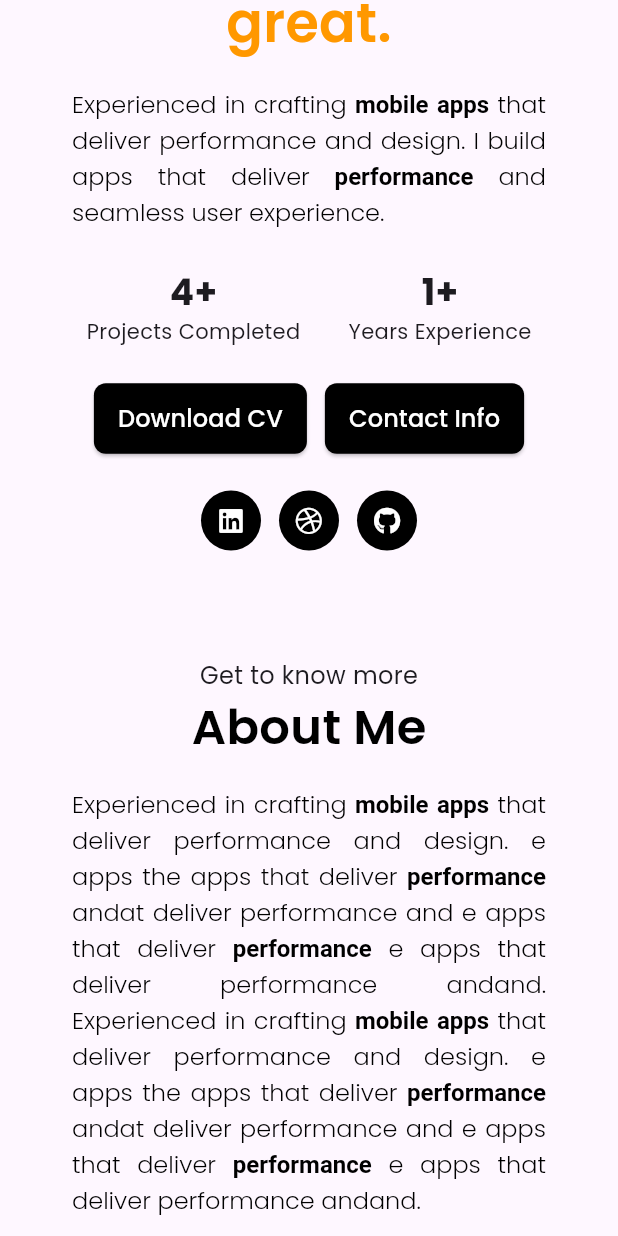
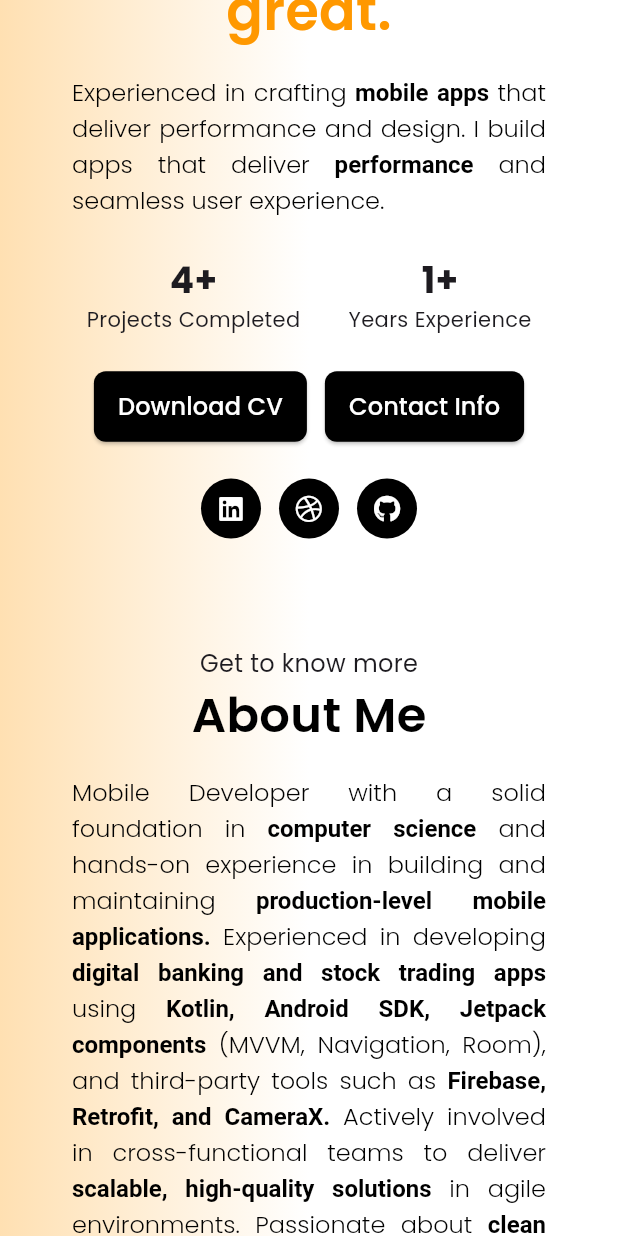
Before and after one commit to woosekie/flutter-portofolio, a Flutter app: the screen it shows after launch, scrolled down 576 dp, after a tap on "Download CV", on a phone screen of 412 x 824 dp. Run offline on Flutter 3.47's test engine with Material 3 defaults, Android fonts, the phone set to English and light mode, and no system bars; our stand-ins replace animate_do, font_awesome_flutter, get, google_fonts, simple_icons, visibility_detector; missing offline and left inert: dart:html.

Commit message:
update the profile

```diff
--- a/lib/pages/home_page.dart
+++ b/lib/pages/home_page.dart
@@ -8,6 +8,9 @@ import 'package:my_portofolio_flutter/widgets/header_section.dart';
 import 'package:my_portofolio_flutter/widgets/project_section.dart';
 import '../controllers/home_controller.dart';
 import 'package:google_fonts/google_fonts.dart';
+import 'package:animate_do/animate_do.dart';
+
+import 'package:visibility_detector/visibility_detector.dart';
 
 class HomePage extends GetView<HomeController> {
   const HomePage({super.key});
@@ -15,29 +18,90 @@ class HomePage extends GetView<HomeController> {
   @override
   Widget build(BuildContext context) {
     return Scaffold(
-      body: SingleChildScrollView(
+      body: Container(
+        decoration: const BoxDecoration(
+          gradient: LinearGradient(
+  colors: [
+    Color(0xFFFFFFFF), // white
+    Color(0xFFFFE0B2), // light orange (Material Orange 100)
+  ],
+  begin: Alignment.topCenter,
+  end: Alignment.topLeft,
+)
+
+        ),
+        child: SingleChildScrollView(
           controller: controller.scrollController,
           child: Column(
             children: [
               const HeaderSection(),
-            const Divider(color: Colors.black12, thickness: 1, height: 8),
-            BodySection(),
-            AboutSection(key: controller.aboutKey),
-            ExperienceSection(key: controller.experienceKey),
-            ProjectSection(key: controller.projectKey),
-            ContactSection(key: controller.contactKey),
+              // const Divider(color: Colors.black12, thickness: 1, height: 8),
+              FadeInUp(child: BodySection()),
+              FadeOnScroll(child: AboutSection(key: controller.aboutKey)),
+              FadeOnScroll(
+                  child: ExperienceSection(key: controller.experienceKey)),
+              FadeOnScroll(child: ProjectSection(key: controller.projectKey)),
+              FadeOnScroll(child: ContactSection(key: controller.contactKey)),
               Padding(
                 padding: const EdgeInsets.only(bottom: 24),
                 child: Text(
-                'managed by rizky',
-                style: GoogleFonts.pacifico(
-                  fontSize: 14,
-                ),
+                  'managed by nanda',
+                  style: GoogleFonts.pacifico(fontSize: 14),
                 ),
               ),
             ],
           ),
         ),
+      ),
     );
   }
 }
+
+class FadeOnScroll extends StatefulWidget {
+  final Widget child;
+
+  const FadeOnScroll({super.key, required this.child});
+
+  @override
+  State<FadeOnScroll> createState() => _FadeOnScrollState();
+}
+
+class _FadeOnScrollState extends State<FadeOnScroll>
+    with SingleTickerProviderStateMixin {
+  bool _visible = false;
+  late final AnimationController _controller;
+  late final Animation<double> _animation;
+
+  @override
+  void initState() {
+    super.initState();
+    _controller =
+        AnimationController(vsync: this, duration: Duration(milliseconds: 600));
+    _animation = CurvedAnimation(parent: _controller, curve: Curves.easeOut);
+  }
+
+  @override
+  void dispose() {
+    _controller.dispose();
+    super.dispose();
+  }
+
+  void _onVisibilityChanged(VisibilityInfo info) {
+    if (info.visibleFraction > 0.2 && !_visible) {
+      _controller.forward();
+      _visible = true;
+    }
+  }
+
+  @override
+  Widget build(BuildContext context) {
+    return VisibilityDetector(
+      key: widget.key ?? UniqueKey(),
+      onVisibilityChanged: _onVisibilityChanged,
+      child: FadeTransition(
+        opacity: _animation,
+        child: widget.child,
+      ),
+    );
+  }
+}
--- a/lib/widgets/about_section.dart
+++ b/lib/widgets/about_section.dart
@@ -3,7 +3,6 @@ import 'package:google_fonts/google_fonts.dart';
 
 class AboutSection extends StatelessWidget {
   const AboutSection({super.key});
-
 
   @override
   Widget build(BuildContext context) {
@@ -34,45 +33,66 @@ class AboutSection extends StatelessWidget {
                 color: Colors.black,
                 fontWeight: FontWeight.w300,
               ),
-               children: [
-                 const TextSpan(text: 'Experienced in crafting '),
+              children: const [
                 TextSpan(
-                   text: 'mobile apps ',
-                   style: const TextStyle(fontWeight: FontWeight.bold),
+                    text: 'Mobile Developer with a solid foundation in '),
+                TextSpan(
+                  text: 'computer science',
+                  style: TextStyle(fontWeight: FontWeight.bold),
                 ),
-                 const TextSpan(text: 'that deliver performance and design. '),
-                 const TextSpan(text: 'e apps the apps that deliver '),
                 TextSpan(
-                   text: 'performance',
-                   style: const TextStyle(fontWeight: FontWeight.bold),
+                    text:
+                        ' and hands-on experience in building and maintaining '),
+                TextSpan(
+                  text: 'production-level mobile applications.',
+                  style: TextStyle(fontWeight: FontWeight.bold),
                 ),
-                 const TextSpan(text: ' andat deliver performance and e apps that deliver '),
+                TextSpan(text: ' Experienced in developing '),
                 TextSpan(
-                   text: 'performance',
-                   style: const TextStyle(fontWeight: FontWeight.bold),
+                  text: 'digital banking and stock trading apps',
+                  style: TextStyle(fontWeight: FontWeight.bold),
                 ),
-                 const TextSpan(text: ' e apps that deliver performance andand. '),
-                 const TextSpan(text: 'Experienced in crafting '),
+                TextSpan(text: ' using '),
                 TextSpan(
-                   text: 'mobile apps ',
-                   style: const TextStyle(fontWeight: FontWeight.bold),
+                  text: 'Kotlin, Android SDK, Jetpack components',
+                  style: TextStyle(fontWeight: FontWeight.bold),
                 ),
-                 const TextSpan(text: 'that deliver performance and design. e apps the apps that deliver '),
                 TextSpan(
-                   text: 'performance',
-                   style: const TextStyle(fontWeight: FontWeight.bold),
+                    text:
+                        ' (MVVM, Navigation, Room), and third-party tools such as '),
+                TextSpan(
+                  text: 'Firebase, Retrofit, and CameraX.',
+                  style: TextStyle(fontWeight: FontWeight.bold),
                 ),
-                 const TextSpan(text: ' andat deliver performance and e apps that deliver '),
                 TextSpan(
-                   text: 'performance',
-                   style: const TextStyle(fontWeight: FontWeight.bold),
+                    text:
+                        ' Actively involved in cross-functional teams to deliver '),
+                TextSpan(
+                  text: 'scalable, high-quality solutions',
+                  style: TextStyle(fontWeight: FontWeight.bold),
                 ),
-                 const TextSpan(text: ' e apps that deliver performance andand.'),
+                TextSpan(
+                    text: ' in agile environments. Passionate about '),
+                TextSpan(
+                  text: 'clean architecture, performance optimization,',
+                  style: TextStyle(fontWeight: FontWeight.bold),
+                ),
+                TextSpan(
+                    text:
+                        ' and continuous learning in mobile technologies. Eager to contribute to '),
+                TextSpan(
+                  text: 'impactful projects',
+                  style: TextStyle(fontWeight: FontWeight.bold),
+                ),
+                TextSpan(text: ' and grow within a '),
+                TextSpan(
+                  text: 'dynamic engineering team.',
+                  style: TextStyle(fontWeight: FontWeight.bold),
+                ),
               ],
             ),
           ),
           const SizedBox(height: 24),
-
         ],
       ),
     );
--- a/lib/widgets/body_section.dart
+++ b/lib/widgets/body_section.dart
@@ -3,15 +3,8 @@ import 'package:get/instance_manager.dart';
 import 'package:google_fonts/google_fonts.dart';
 import 'package:font_awesome_flutter/font_awesome_flutter.dart';
 import 'package:my_portofolio_flutter/controllers/home_controller.dart';
-import 'package:flutter/services.dart' show rootBundle;
-import 'package:path_provider/path_provider.dart';
-import 'package:share_plus/share_plus.dart';
-import 'dart:io';
 import 'dart:html' as html;
 import 'package:flutter/foundation.dart'; // For kIsWeb
-import 'package:flutter/material.dart';
-import 'package:google_fonts/google_fonts.dart';
-import 'package:font_awesome_flutter/font_awesome_flutter.dart';
 import 'package:url_launcher/url_launcher.dart';
 
 class BodySection extends StatelessWidget {
@@ -28,9 +21,9 @@ class BodySection extends StatelessWidget {
           ? Column(
               crossAxisAlignment: CrossAxisAlignment.center,
               children: [
-                CircleAvatar(
+                const CircleAvatar(
                   radius: 100,
-                  backgroundImage: AssetImage('assets/your_photo.jpg'),
+                  backgroundImage: AssetImage('assets/your_photo.png'),
                 ),
                 const SizedBox(height: 24),
                 buildTextSection(context, isMobile),
@@ -47,9 +40,27 @@ class BodySection extends StatelessWidget {
                 Expanded(
                   flex: 1,
                   child: Center(
-                    child: CircleAvatar(
-                      radius: 140,
-                      backgroundImage: AssetImage('assets/your_photo.jpg'),
+                    child: Padding(
+                      padding: const EdgeInsets.only(top: 16.0),
+                      child: ClipRRect(
+                        borderRadius: BorderRadius.all(Radius.circular(24)),
+                        child: SizedBox(
+
+                          child: Card(
+                            elevation: 4,
+                            shape: RoundedRectangleBorder(
+                              borderRadius: BorderRadius.all(Radius.circular(24)),
+                            ),
+                            child: ClipRRect(
+                              borderRadius: BorderRadius.all(Radius.circular(24)),
+                              child: Image.asset(
+                                'assets/your_photo.png',
+                                fit: BoxFit.cover,
+                              ),
+                            ),
+                          ),
+                        ),
+                      ),
                     ),
                   ),
                 ),
@@ -106,17 +117,17 @@ class BodySection extends StatelessWidget {
                 color: Colors.black,
                 fontWeight: FontWeight.w300,
               ),
-              children: [
-                const TextSpan(text: 'Experienced in crafting '),
-                const TextSpan(
+              children: const [
+                TextSpan(text: 'Experienced in crafting '),
+                TextSpan(
                     text: 'mobile apps ',
                     style: TextStyle(fontWeight: FontWeight.bold)),
-                const TextSpan(text: 'that deliver performance and design. '),
-                const TextSpan(text: 'I build apps that deliver '),
-                const TextSpan(
+                TextSpan(text: 'that deliver performance and design. '),
+                TextSpan(text: 'I build apps that deliver '),
+                TextSpan(
                     text: 'performance ',
                     style: TextStyle(fontWeight: FontWeight.bold)),
-                const TextSpan(text: 'and seamless user experience.'),
+                TextSpan(text: 'and seamless user experience.'),
               ],
             ),
           ),
@@ -241,7 +252,7 @@ class BodySection extends StatelessWidget {
 }
 
 void downloadFileWeb() {
-  const url = 'assets/your_photo.jpg';
+  const url = 'assets/your_photo.png';
   // ignore: unused_local_variable
   final anchor = html.AnchorElement(href: url)
     ..setAttribute('download', 'cv.pdf')
--- a/lib/widgets/experience_section.dart
+++ b/lib/widgets/experience_section.dart
@@ -3,7 +3,7 @@ import 'package:google_fonts/google_fonts.dart';
 import 'package:simple_icons/simple_icons.dart';
 
 class ExperienceSection extends StatelessWidget {
-    ExperienceSection({super.key});
+  ExperienceSection({super.key});
 
   final List<ExperienceItem> experiences = [
     ExperienceItem(
@@ -36,8 +36,9 @@ class ExperienceSection extends StatelessWidget {
     Technology(name: 'Firebase', icon: SimpleIcons.firebase),
     Technology(name: 'Git', icon: SimpleIcons.git),
     Technology(name: 'Figma', icon: SimpleIcons.figma),
+    Technology(name: 'Postman', icon: SimpleIcons.postman),
+    Technology(name: 'JSON', icon: SimpleIcons.json),
   ];
-
 
   @override
   Widget build(BuildContext context) {
@@ -72,7 +73,7 @@ class ExperienceSection extends StatelessWidget {
                   ],
                 )
               : Row(
-                crossAxisAlignment: CrossAxisAlignment.start,
+                  crossAxisAlignment: CrossAxisAlignment.start,
                   children: [
                     Expanded(flex: 5, child: _buildExperienceCard()),
                     const SizedBox(width: 32),
@@ -151,7 +152,7 @@ class _ExperienceTile extends StatelessWidget {
 
   @override
   Widget build(BuildContext context) {
-        final isMobile = MediaQuery.of(context).size.width < 900;
+    final isMobile = MediaQuery.of(context).size.width < 900;
 
     return Row(
       crossAxisAlignment: CrossAxisAlignment.start,
@@ -161,7 +162,7 @@ class _ExperienceTile extends StatelessWidget {
           children: [
             if (!isFirst)
               Container(
-                height:  isMobile ? 7 : 8,
+                height: isMobile ? 7 : 8,
                 width: 2,
                 color: Colors.orange,
               ),
@@ -175,7 +176,7 @@ class _ExperienceTile extends StatelessWidget {
             ),
             if (!isLast)
               Container(
-                height:  isMobile ? 112 : 90,
+                height: isMobile ? 112 : 90,
                 width: 2,
                 color: Colors.orange,
               ),
@@ -220,7 +221,6 @@ class _ExperienceTile extends StatelessWidget {
                   textAlign: TextAlign.justify,
                 ),
               ),
-              const SizedBox(height: 16),
             ],
           ),
         ),
@@ -244,7 +244,7 @@ class _TechnologyCard extends StatelessWidget {
   @override
   Widget build(BuildContext context) {
     return Container(
-      width: 120,
+      width: 100,
       padding: const EdgeInsets.all(12),
       decoration: BoxDecoration(
         color: Colors.white,
@@ -262,7 +262,7 @@ class _TechnologyCard extends StatelessWidget {
         children: [
           Icon(
             tech.icon,
-            size: 30,
+            size: 28,
             color: Colors.black,
           ),
           const SizedBox(height: 12),
@@ -270,7 +270,8 @@ class _TechnologyCard extends StatelessWidget {
             tech.name,
             style: GoogleFonts.poppins(
               fontSize: 14,
-              color: Colors.black87,
+              color: Colors.black,
+              fontWeight: FontWeight.w400
             ),
             textAlign: TextAlign.center,
           ),
--- a/lib/widgets/tech_section.dart
+++ /dev/null
@@ -1,97 +0,0 @@
-import 'package:flutter/material.dart';
-
-class FamiliarTechnologySection extends StatelessWidget {
-  const FamiliarTechnologySection({super.key});
-
-  final List<Map<String, String>> skills = const [
-    {'name': 'Android Studio', 'level': 'Experienced'},
-    {'name': 'Figma', 'level': 'Intermediate'},
-    {'name': 'Firebase', 'level': 'Intermediate'},
-    {'name': 'Kotlin', 'level': 'Experienced'},
-    {'name': 'Java', 'level': 'Intermediate'},
-    {'name': 'MySQL', 'level': 'Intermediate'},
-    {'name': 'SQLite', 'level': 'Intermediate'},
-    {'name': 'Git', 'level': 'Intermediate'},
-    {'name': 'RESTful APIs', 'level': 'Intermediate'},
-    {'name': 'Flutter Framework', 'level': 'Basic'},
-  ];
-
-  @override
-  Widget build(BuildContext context) {
-    return Padding(
-      padding: const EdgeInsets.symmetric(horizontal: 24, vertical: 32),
-      child: Column(
-        crossAxisAlignment: CrossAxisAlignment.center,
-        children: [
-          Text(
-            'Explore my',
-            style:
-                Theme.of(context).textTheme.bodyLarge?.copyWith(fontSize: 16),
-          ),
-          const SizedBox(height: 4),
-          // Text(
-          //   'Experience',
-          //   style: Theme.of(context).textTheme.headline5?.copyWith(
-          //         fontWeight: FontWeight.bold,
-          //         fontSize: 32,
-          //       ),
-          // ),
-          const SizedBox(height: 24),
-          Container(
-            decoration: BoxDecoration(
-              border: Border.all(color: Colors.black12),
-              borderRadius: BorderRadius.circular(20),
-            ),
-            padding: const EdgeInsets.all(24),
-            child: Column(
-              children: [
-                Text(
-                  'Familiar Technology',
-                  style: Theme.of(context).textTheme.titleMedium?.copyWith(
-                        fontWeight: FontWeight.bold,
-                        fontSize: 20,
-                      ),
-                ),
-                const SizedBox(height: 24),
-                Wrap(
-                  spacing: 40,
-                  runSpacing: 24,
-                  children: skills.map((skill) {
-                    return SizedBox(
-                      width: 140,
-                      child: Row(
-                        children: [
-                          const Icon(Icons.check_circle, color: Colors.black),
-                          const SizedBox(width: 8),
-                          Column(
-                            crossAxisAlignment: CrossAxisAlignment.start,
-                            children: [
-                              Text(
-                                skill['name']!,
-                                style: const TextStyle(
-                                  fontWeight: FontWeight.bold,
-                                  fontSize: 14,
-                                ),
-                              ),
-                              Text(
-                                skill['level']!,
-                                style: const TextStyle(
-                                  fontSize: 12,
-                                  color: Colors.black54,
-                                ),
-                              ),
-                            ],
-                          ),
-                        ],
-                      ),
-                    );
-                  }).toList(),
-                ),
-              ],
-            ),
-          ),
-        ],
-      ),
-    );
-  }
-}
--- a/pubspec.yaml
+++ b/pubspec.yaml
@@ -39,6 +39,11 @@ dependencies:
   flutter_iconify: ^0.0.3
   share_plus: ^7.0.0
   path_provider: ^2.0.11
+  animate_do: ^3.0.2
+  visibility_detector: ^0.4.0+2
+  animated_text_kit: ^4.2.2
+
+
 
 
   # The following adds the Cupertino Icons font to your application.
```
Also changed, not shown: assets/your_photo.png (added), pubspec.lock. Lines whose indentation alone changed are shown as unchanged.
